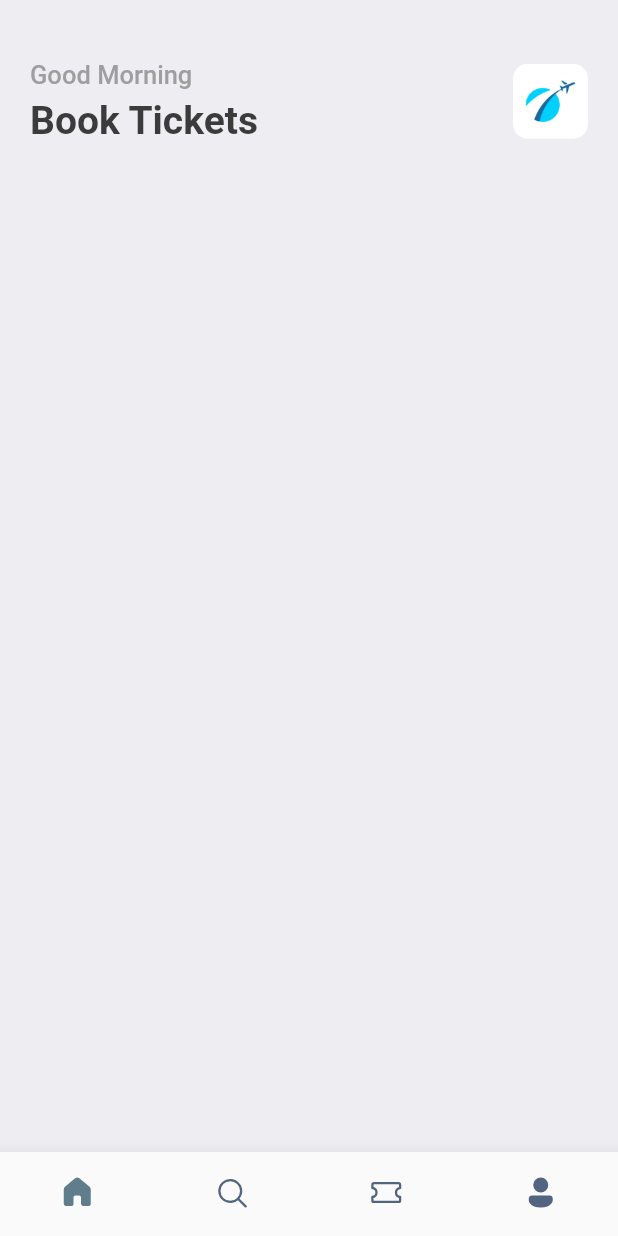
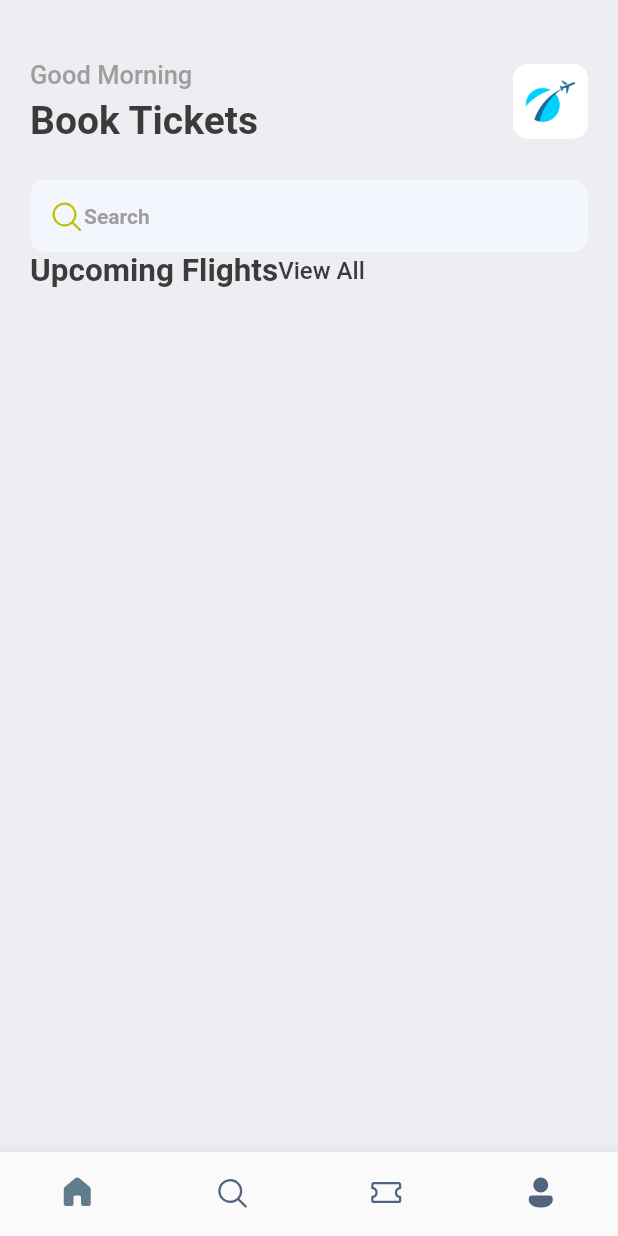
Before and after one commit to dadejecova/Booktickets, a Flutter app: the screen it shows after launch, on a phone screen of 412 x 824 dp. Run offline on Flutter 3.47's test engine with Material 2 defaults, Android fonts, the phone set to English and light mode, and no system bars; our stand-ins replace fluentui_icons, gap.

Commit message:
Add Row Widget
Apply text widget and style

```diff
--- a/lib/screens/home_screen.dart
+++ b/lib/screens/home_screen.dart
@@ -1,4 +1,5 @@
 import 'package:booktickets/utils/app_styles.dart';
+import 'package:fluentui_icons/fluentui_icons.dart';
 import 'package:flutter/cupertino.dart';
 import 'package:flutter/material.dart';
 import 'package:gap/gap.dart';
@@ -46,6 +47,29 @@ class HomeScreen extends StatelessWidget {
                       ),
                     )
                   ],
+                ),
+                const Gap(25),
+                Container(
+                  decoration: BoxDecoration(
+                    borderRadius: BorderRadius.circular(10),
+                    color: const Color(0xFFF4F6FD)
+                  ),
+                  padding: const EdgeInsets.symmetric(horizontal: 12, vertical: 12),
+                  child: Row(
+                    children: [
+                      const Icon(FluentSystemIcons.ic_fluent_search_regular, color: Color(0xFFBFC205)),
+                      Text(
+                        "Search",
+                        style: Styles.headLinesStyle4,
+                      )
+                    ],
+                  ),
+                ),
+                Row(
+                  children: [
+                    Text("Upcoming Flights", style: Styles.headLinesStyle2,),
+                    Text("View All", style:  Styles.textStyle,) //1:33
+                  ],
                 )
               ],
             ),
```
